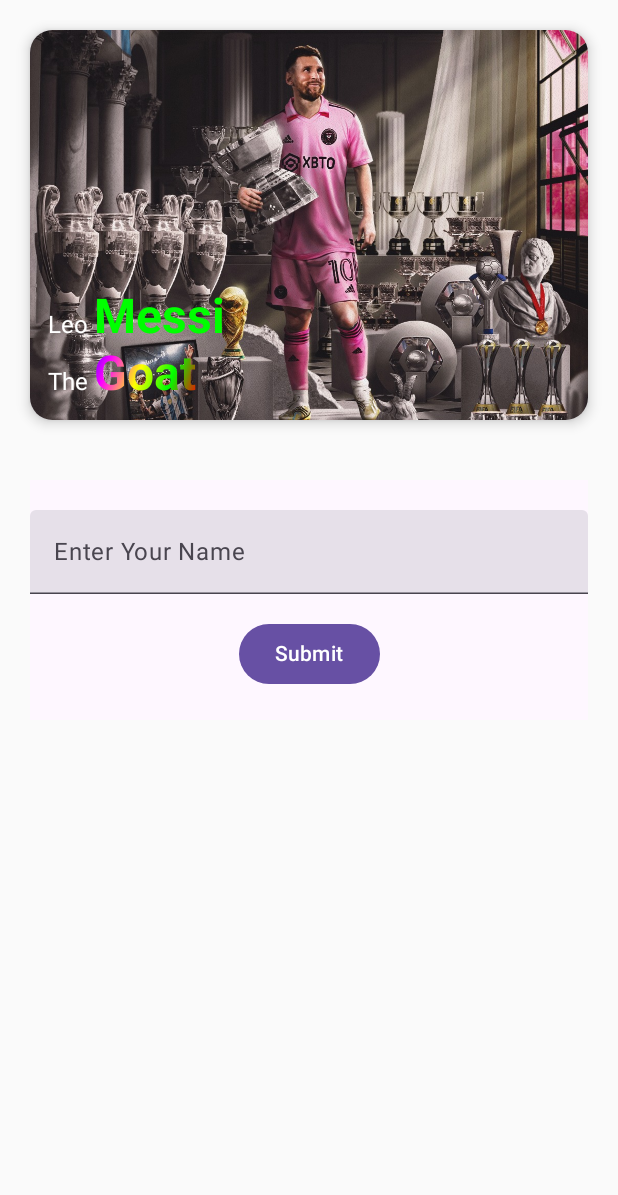
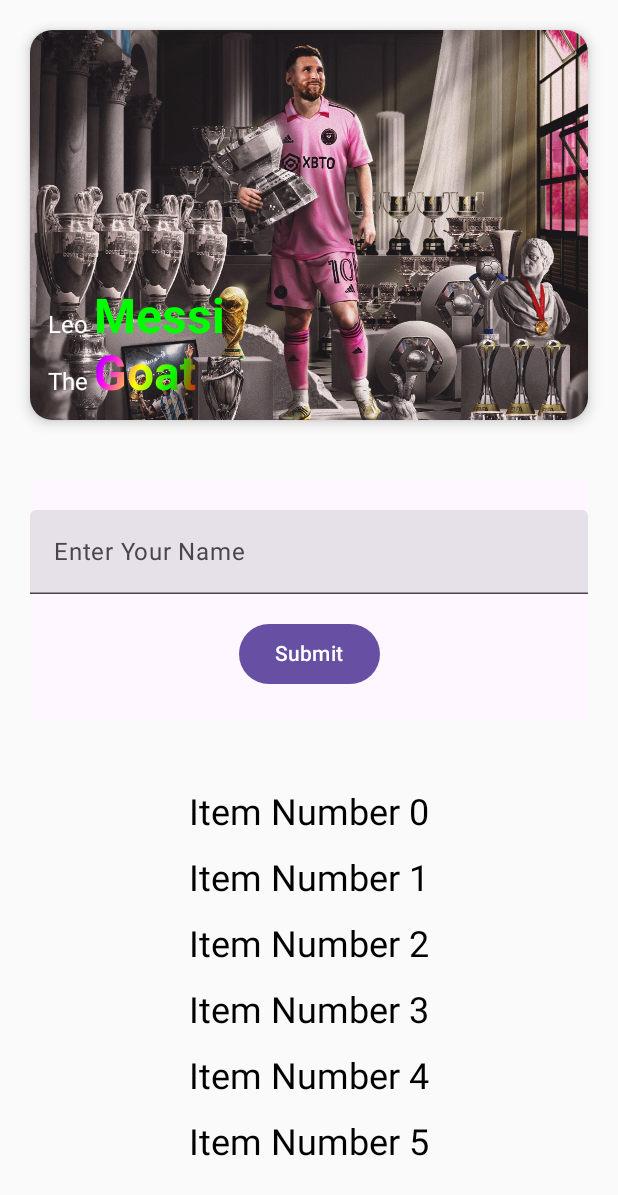
Before and after one commit to ashik024/BasicJetpackComposeLearning, an Android app built with Jetpack Compose: the screen it shows after launch (MainActivity), on a phone screen of 412 x 824 dp. Shown: the top 1195 px of the screen. Run offline under Robolectric (Android 15) with nearby library versions, the phone set to English and light mode, and no system bars.

Commit message:
basicLazyColumn

```diff
--- a/app/src/main/java/com/example/myapplication/MainActivity.kt
+++ b/app/src/main/java/com/example/myapplication/MainActivity.kt
@@ -14,6 +14,7 @@ import androidx.compose.foundation.layout.fillMaxSize
 import androidx.compose.foundation.layout.fillMaxWidth
 import androidx.compose.foundation.layout.height
 import androidx.compose.foundation.layout.padding
+import androidx.compose.foundation.lazy.LazyColumn
 import androidx.compose.foundation.rememberScrollState
 import androidx.compose.foundation.shape.RoundedCornerShape
 import androidx.compose.material3.Button
@@ -39,6 +40,7 @@ import androidx.compose.ui.text.ExperimentalTextApi
 import androidx.compose.ui.text.SpanStyle
 import androidx.compose.ui.text.buildAnnotatedString
 import androidx.compose.ui.text.font.FontWeight
+import androidx.compose.ui.text.style.TextAlign
 import androidx.compose.ui.text.withStyle
 import androidx.compose.ui.unit.dp
 import androidx.compose.ui.unit.sp
@@ -55,7 +57,7 @@ class MainActivity : ComponentActivity() {
 //
 //            }
 
-Column(modifier = Modifier.fillMaxSize()) {
+Column(modifier = Modifier.fillMaxSize().padding(bottom = 20.dp)) {
 
     val painter = painterResource(id = R.drawable.test)
     val title = "Leo "
@@ -66,6 +68,7 @@ Column(modifier = Modifier.fillMaxSize()) {
             ImageCard(painter = painter, contentDescription =contentDescription,contentDescription2=contentDescription2 , title =title ,title2=title2)
 
             TextField()
+            loadLazyColumn()
 }
 //            Column (
 //                modifier = Modifier
@@ -226,4 +229,24 @@ fun TextField(){
             }
         }
     }
+
 }
+
+@Composable
+fun loadLazyColumn(){
+
+    LazyColumn(
+        modifier = Modifier
+            .fillMaxSize()
+            .padding(20.dp),
+        content = {
+            items(50){
+                Text(text = "Item Number $it",
+                    fontSize = 24.sp,
+                    textAlign = TextAlign.Center,
+                    modifier = Modifier.fillMaxSize().padding(8.dp)
+                    )
+            }
+
+    })
+}
```
